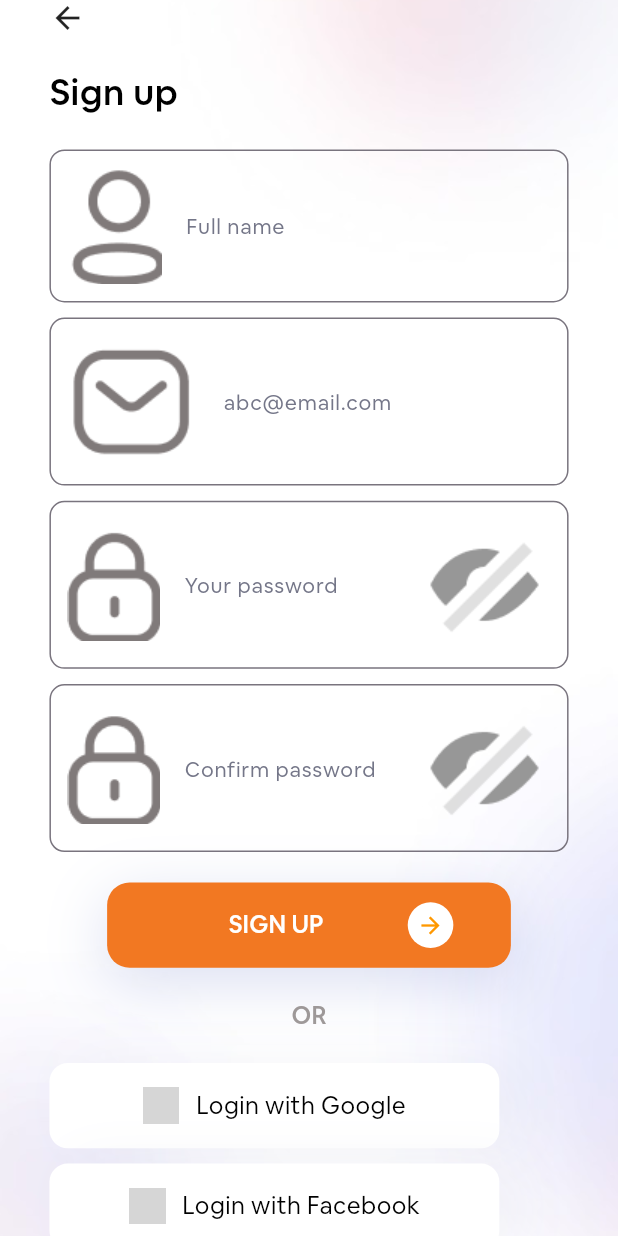
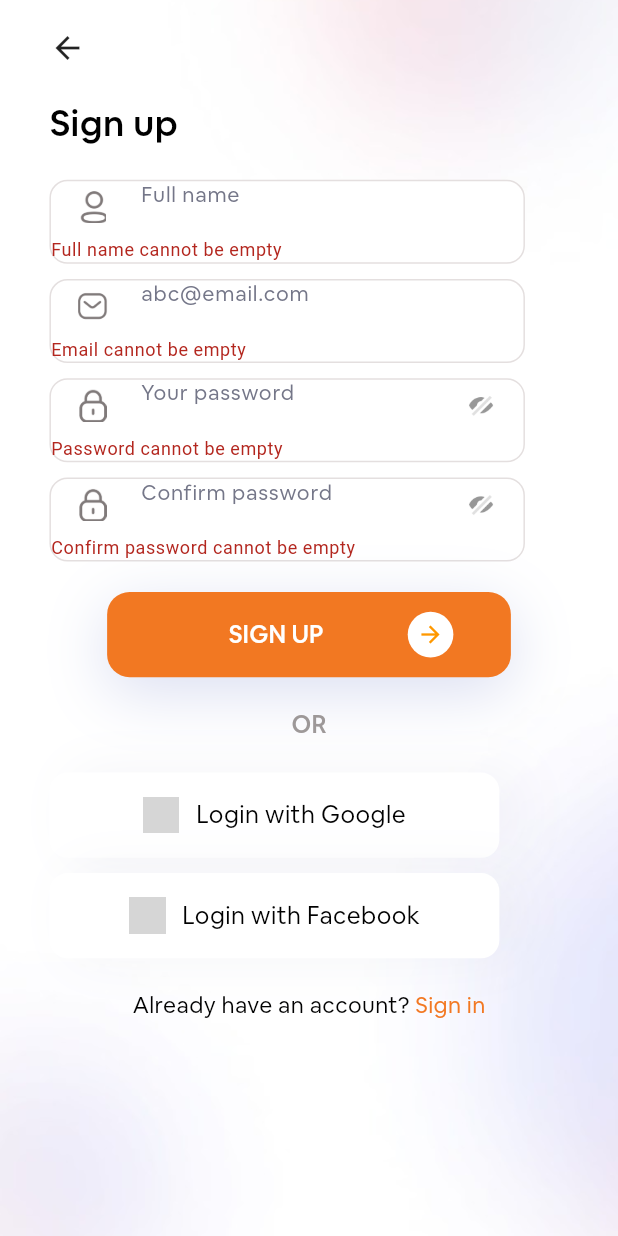
Before and after one commit to AyaNady17/Turn-Digital, a Flutter app: the screen it shows after launch, after a tap on "SIGN UP", on a phone screen of 412 x 824 dp. Run offline on Flutter 3.47's test engine with Material 3 defaults, Android fonts, the phone set to English and light mode, and no system bars; our stand-ins replace bloc, dio, equatable, flutter_bloc, flutter_screenutil, flutter_secure_storage and 7 more; generated files the repository leaves out were written again; network calls fail; project files that could hold a hidden picture were left out; grey boxes are pictures that could not be loaded.

Commit message:
- Add signup validations - Update API error model - Refactore App strings

```diff
--- a/lib/Core/Global/SharedWidgets/custom_app_button.dart
+++ b/lib/Core/Global/SharedWidgets/custom_app_button.dart
@@ -2,11 +2,19 @@ import 'package:flutter/material.dart';
 import 'package:flutter_screenutil/flutter_screenutil.dart';
 import 'package:turn_digital/Core/Global/Helpers/functions.dart';
 import 'package:turn_digital/Core/Global/theming/app_text_styles.dart';
+import 'package:turn_digital/Core/Global/theming/color_manager.dart';
 
 class CustomAppButton extends StatelessWidget {
   final VoidCallback? onTap;
   final String text;
-  const CustomAppButton({super.key, this.onTap, required this.text});
+  final bool isLoading;
+
+  const CustomAppButton({
+    super.key,
+    this.onTap,
+    required this.text,
+    this.isLoading = false,
+  });
 
   @override
   Widget build(BuildContext context) {
@@ -15,28 +23,28 @@ class CustomAppButton extends StatelessWidget {
       width: double.infinity,
       height: 56.h,
       decoration: BoxDecoration(
-        color: Color(0xFFF27822), // Orange color
-        borderRadius: BorderRadius.circular(15), // Rounded corners
+        color: AppColorsManager.appPrimaryColor,
+        borderRadius: BorderRadius.circular(15),
         boxShadow: [
           BoxShadow(
-            color: Color(
-              0x6F7EC9,
-            ).withOpacity(0.25), // Shadow color with 25% opacity
-            offset: Offset(0, 10), // X: 0, Y: 10
-            blurRadius: 35, // Blur 35
-            spreadRadius: 0, // Spread 0
+            color: Color(0x6F7EC9).withOpacity(0.25),
+            offset: Offset(0, 10),
+            blurRadius: 35,
+            spreadRadius: 0,
           ),
         ],
       ),
       child: TextButton(
-        onPressed: onTap,
-        child: Row(
+        onPressed: isLoading ? null : onTap,
+        child: Stack(
+          alignment: Alignment.center,
+          children: [
+            if (!isLoading)
+              Row(
                 mainAxisAlignment: MainAxisAlignment.center,
                 children: [
                   horizontalSpacing(40),
-            Center(
-              child: Text(text, style: AppTextStyles.font16WhiteWeight400),
-            ),
+                  Text(text, style: AppTextStyles.font16WhiteWeight400),
                   horizontalSpacing(50),
                   FittedBox(
                     fit: BoxFit.scaleDown,
@@ -52,6 +60,17 @@ class CustomAppButton extends StatelessWidget {
                   ),
                 ],
               ),
+            if (isLoading)
+              SizedBox(
+                width: 24.w,
+                height: 24.h,
+                child: CircularProgressIndicator(
+                  color: Colors.white,
+                  strokeWidth: 2.5,
+                ),
+              ),
+          ],
+        ),
       ),
     );
   }
--- a/lib/Core/Global/SharedWidgets/custom_text_field.dart
+++ b/lib/Core/Global/SharedWidgets/custom_text_field.dart
@@ -1,19 +1,21 @@
+import 'dart:ui';
+
 import 'package:flutter/material.dart';
+import 'package:turn_digital/Core/Global/Helpers/extensions.dart';
 import 'package:turn_digital/Core/Global/theming/app_text_styles.dart';
-import 'package:turn_digital/Core/Global/theming/color_manager.dart';
 
 class CustomTextField extends StatefulWidget {
-  final TextEditingController controller;
   final String hintText;
-  final bool obscureText;
+  final bool isPassword;
+  final TextEditingController? controller;
   final String prefixIconPath;
   final String? Function(String?)? validator;
 
   const CustomTextField({
     super.key,
-    required this.controller,
     required this.hintText,
-    this.obscureText = false,
+    this.isPassword = false,
+    this.controller,
     required this.prefixIconPath,
     this.validator,
   });
@@ -23,44 +25,47 @@ class CustomTextField extends StatefulWidget {
 }
 
 class _CustomTextFieldState extends State<CustomTextField> {
-  bool _obscureText = false;
-
-  @override
-  void initState() {
-    super.initState();
-    _obscureText = widget.obscureText;
-  }
-
-  void _togglePasswordVisibility() {
-    setState(() {
-      _obscureText = !_obscureText;
-    });
-  }
+  bool _obscureText = true;
 
   @override
   Widget build(BuildContext context) {
-    return TextFormField(
-      controller: widget.controller,
-      obscureText: _obscureText,
-      validator: widget.validator,
-      decoration: InputDecoration(
-        hintText: widget.hintText,
-        hintStyle: AppTextStyles.font14GreyWeight400,
-        prefixIcon: Padding(
-          padding: const EdgeInsets.all(12.0),
-          child: Image.asset(widget.prefixIconPath),
+    return Container(
+      width: 317,
+      height: 56,
+      decoration: BoxDecoration(
+        color: Colors.white,
+        borderRadius: BorderRadius.circular(12),
+        border: Border.all(color: const Color(0xFFE4DFDF), width: 1),
+      ),
+      child: TextFormField(
+        controller: widget.controller,
+        validator: widget.validator,
+        obscureText: widget.isPassword ? _obscureText : false,
+        decoration: InputDecoration(
+          hintText: widget.hintText,
+          hintStyle: AppTextStyles.font14GreyWeight400,
+          border: InputBorder.none,
+          prefixIcon: Padding(
+            padding: const EdgeInsets.all(16.0),
+            child: Image.asset(widget.prefixIconPath, width: 24, height: 24),
+          ),
+          contentPadding: const EdgeInsets.symmetric(vertical: 16),
+          suffixIcon:
+              widget.isPassword
+                  ? InkWell(
+                    onTap: () {
+                      setState(() {
+                        _obscureText = !_obscureText;
+                      });
+                    },
+                    child: Image.asset(
+                      'assets/images/Hidden.png',
+                      width: 24,
+                      height: 24,
+                    ),
+                  ).paddingAll(16)
+                  : null,
         ),
-        border: OutlineInputBorder(
-          borderRadius: BorderRadius.circular(10),
-          borderSide: BorderSide(color: AppColorsManager.appLightGreyColor),
-        ),
-        suffixIcon:
-            widget.obscureText
-                ? IconButton(
-                  icon: Image.asset('assets/images/Hidden.png'),
-                  onPressed: _togglePasswordVisibility,
-                )
-                : null,
       ),
     );
   }
--- a/lib/Core/Global/app_strings.dart
+++ b/lib/Core/Global/app_strings.dart
@@ -2,4 +2,16 @@ class AppStrings {
   AppStrings._();
 
   static const appFontFamily = "Airbnb Cereal App";
+  static const String tSignUp = "Sign up";
+  static const String tSIGNup = "SIGN UP";
+  static const String tAlreadyHaveAccount = "Already have an account?";
+  static const String tNameHint = "Full name";
+  static const String tEmailHint = "abc@email.com";
+  static const String tPasswordHint = "Your password";
+  static const String tConfirmPasswordHint = 'Confirm password';
+  static const String tRememberMe = "Remember Me";
+  static const String tForgotPassword = "Forgot Password?";
+  static const String tLoginGoogle = "Login with Google";
+  static const String tLoginFacebook = "Login with Facebook";
+  static const String tLoginDontAccount = "Don’t have an account?";
 }
--- a/lib/Core/Networking/api_error_model.dart
+++ b/lib/Core/Networking/api_error_model.dart
@@ -11,12 +11,10 @@ part 'api_error_model.g.dart';
 @JsonSerializable()
 class ApiErrorModel {
   final bool? success;
-  final List<String> errors;
+  final String? message;
+  final List<String>? errors;
 
-  ApiErrorModel({
-    this.success,
-    required this.errors,
-  });
+  ApiErrorModel({this.success, required this.errors, this.message});
 
   factory ApiErrorModel.fromJson(Map<String, dynamic> json) =>
       _$ApiErrorModelFromJson(json);
--- a/lib/Features/Home/Presention/ViewModel/home_cubit.dart
+++ b/lib/Features/Home/Presention/ViewModel/home_cubit.dart
@@ -38,7 +38,7 @@ class HomeCubit extends Cubit<HomeState> {
         emit(
           state.copyWith(
             requestStatus: RequestStatus.failure,
-            responseMessage: error.errors.first,
+            responseMessage: error.message,
             isLoadingMore: false,
           ),
         );
--- a/lib/Features/SignUp/Data/Models/register_response_model.dart
+++ b/lib/Features/SignUp/Data/Models/register_response_model.dart
@@ -6,13 +6,8 @@ part 'register_response_model.g.dart';
 class RegisterResponseModel {
   bool success;
   String message;
-  List<String> errors;
 
-  RegisterResponseModel({
-    required this.success,
-    required this.message,
-    required this.errors,
-  });
+  RegisterResponseModel({required this.success, required this.message});
 
   factory RegisterResponseModel.fromJson(Map<String, dynamic> json) =>
       _$RegisterResponseModelFromJson(json);
--- a/lib/Features/SignUp/Presention/View/sign_up_view.dart
+++ b/lib/Features/SignUp/Presention/View/sign_up_view.dart
@@ -2,12 +2,16 @@ import 'package:flutter/material.dart';
 import 'package:flutter_bloc/flutter_bloc.dart';
 import 'package:flutter_screenutil/flutter_screenutil.dart';
 import 'package:turn_digital/Core/DI/dependency_injection.dart';
+import 'package:turn_digital/Core/Global/Helpers/app_enums.dart';
+import 'package:turn_digital/Core/Global/Helpers/app_toasts.dart';
 import 'package:turn_digital/Core/Global/SharedWidgets/custom_app_button.dart';
 import 'package:turn_digital/Core/Global/SharedWidgets/custom_text_field.dart';
+import 'package:turn_digital/Core/Global/app_strings.dart';
 import 'package:turn_digital/Core/Global/theming/app_text_styles.dart';
 import 'package:turn_digital/Features/SignUp/Presention/ViewModal/sign_up_cubit.dart';
 import 'package:turn_digital/core/Global/theming/color_manager.dart';
 import 'package:turn_digital/core/global/Helpers/functions.dart';
+import 'package:turn_digital/core/global/Helpers/app_regex.dart';
 
 class SignUpView extends StatelessWidget {
   const SignUpView({super.key});
@@ -29,7 +33,13 @@ class SignUpView extends StatelessWidget {
               ),
             ),
             child: Padding(
-              padding: EdgeInsets.symmetric(horizontal: 30.w),
+              padding: EdgeInsets.symmetric(horizontal: 30.w, vertical: 20.h),
+              child: BlocBuilder<SignUpCubit, SignUpState>(
+                builder: (context, state) {
+                  final cubit = context.read<SignUpCubit>();
+
+                  return Form(
+                    key: cubit.formKey,
                     child: Column(
                       crossAxisAlignment: CrossAxisAlignment.start,
                       children: [
@@ -38,52 +48,114 @@ class SignUpView extends StatelessWidget {
                           child: const Icon(Icons.arrow_back),
                         ),
                         verticalSpacing(20),
-                  Text("Sign up", style: AppTextStyles.font24BlackWeight600),
+                        Text(
+                          AppStrings.tSignUp,
+                          style: AppTextStyles.font24BlackWeight600,
+                        ),
                         verticalSpacing(20),
                         CustomTextField(
-                    hintText: "Full name",
+                          hintText: AppStrings.tNameHint,
                           prefixIconPath: 'assets/images/Profile.png',
-                    controller: getIt<SignUpCubit>().nameController,
+                          controller: cubit.nameController,
+                          validator: (value) {
+                            if (value == null ||
+                                value.isEmpty ||
+                                AppRegex.isOnlyWhiteSpaces(value)) {
+                              return "Full name cannot be empty";
+                            }
+                            return null;
+                          },
                         ),
                         verticalSpacing(10),
                         CustomTextField(
-                    hintText: "abc@email.com",
+                          hintText: AppStrings.tEmailHint,
                           prefixIconPath: 'assets/images/Mail.png',
-                    controller: getIt<SignUpCubit>().emailController,
+                          controller: cubit.emailController,
+                          validator: (value) {
+                            if (value == null || value.isEmpty) {
+                              return "Email cannot be empty";
+                            } else if (!AppRegex.isEmailValid(value)) {
+                              return "Enter a valid email";
+                            }
+                            return null;
+                          },
                         ),
                         verticalSpacing(10),
                         CustomTextField(
-                    hintText: "Your password",
+                          hintText: AppStrings.tPasswordHint,
                           prefixIconPath: 'assets/images/Lock.png',
-                    obscureText: true,
-                    controller: getIt<SignUpCubit>().passwordController,
+                          isPassword: true,
+                          controller: cubit.passwordController,
+                          validator: (value) {
+                            if (value == null || value.isEmpty) {
+                              return "Password cannot be empty";
+                            } else if (!AppRegex.isPasswordValid(value)) {
+                              return "Password must have 8+ chars, uppercase, lowercase, number & special char";
+                            }
+                            return null;
+                          },
                         ),
                         verticalSpacing(10),
                         CustomTextField(
-                    hintText: "Confirm password",
+                          hintText: AppStrings.tConfirmPasswordHint,
                           prefixIconPath: 'assets/images/Lock.png',
-                    obscureText: true,
-                    controller: getIt<SignUpCubit>().confirmPasswordController,
+                          isPassword: true,
+                          controller: cubit.confirmPasswordController,
+                          validator: (value) {
+                            if (value == null || value.isEmpty) {
+                              return "Confirm password cannot be empty";
+                            } else if (value != cubit.passwordController.text) {
+                              return "Passwords do not match";
+                            }
+                            return null;
+                          },
                         ),
                         verticalSpacing(20),
-                  CustomAppButton(
-                    text: "SIGN UP",
-                    onTap: () => getIt<SignUpCubit>().emitSignupStates(),
+                        BlocConsumer<SignUpCubit, SignUpState>(
+                          listenWhen:
+                              (previous, current) =>
+                                  current.signupStatus ==
+                                      RequestStatus.success ||
+                                  current.signupStatus == RequestStatus.failure,
+                          listener: (context, state) {
+                            if (state.signupStatus == RequestStatus.success) {
+                              showSuccess(state.successMessage);
+                            }
+                            if (state.signupStatus == RequestStatus.failure) {
+                              showError(state.errorMessage!);
+                            }
+                          },
+                          builder: (context, state) {
+                            return CustomAppButton(
+                              text: AppStrings.tSIGNup,
+                              onTap: () {
+                                if (cubit.formKey.currentState?.validate() ??
+                                    false) {
+                                  cubit.emitSignupStates();
+                                }
+                              },
+                              isLoading:
+                                  state.signupStatus == RequestStatus.loading,
+                            );
+                          },
                         ),
                         verticalSpacing(20),
                         Center(
-                    child: Text("OR", style: AppTextStyles.font16GreyWeight500),
+                          child: Text(
+                            "OR",
+                            style: AppTextStyles.font16GreyWeight500,
+                          ),
                         ),
                         const SizedBox(width: 10),
                         verticalSpacing(20),
                         SocialLoginButton(
-                    text: "Login with Google",
+                          text: AppStrings.tLoginGoogle,
                           icon: "assets/images/google.png",
                           onTap: () {},
                         ),
                         verticalSpacing(10),
                         SocialLoginButton(
-                    text: "Login with Facebook",
+                          text: AppStrings.tLoginFacebook,
                           icon: "assets/images/google.png",
                           onTap: () {},
                         ),
@@ -92,14 +164,15 @@ class SignUpView extends StatelessWidget {
                           mainAxisAlignment: MainAxisAlignment.center,
                           children: [
                             Text(
-                        "Already have an account?",
+                              AppStrings.tAlreadyHaveAccount,
                               style: AppTextStyles.font15BlackWeight400,
                             ),
                             GestureDetector(
                               onTap: () async {},
                               child: Text(
                                 " Sign in",
-                          style: AppTextStyles.font15BlackWeight400.copyWith(
+                                style: AppTextStyles.font15BlackWeight400
+                                    .copyWith(
                                       color: AppColorsManager.appPrimaryColor,
                                     ),
                               ),
@@ -107,6 +180,9 @@ class SignUpView extends StatelessWidget {
                           ],
                         ),
                       ],
+                    ),
+                  );
+                },
               ),
             ),
           ),
--- a/lib/Features/SignUp/Presention/ViewModal/sign_up_cubit.dart
+++ b/lib/Features/SignUp/Presention/ViewModal/sign_up_cubit.dart
@@ -40,7 +40,7 @@ class SignUpCubit extends Cubit<SignUpState> {
         emit(
           state.copyWith(
             signupStatus: RequestStatus.failure,
-            errorMessage: error.errors.first,
+            errorMessage: error.message,
           ),
         );
       },
```
Also changed, not shown: lib/Core/Networking/api_error_handler.dart (+7 -19 lines), lib/Core/Networking/api_error_model.g.dart, lib/Features/SignUp/Data/Models/register_response_model.g.dart. Lines whose indentation alone changed are shown as unchanged.
